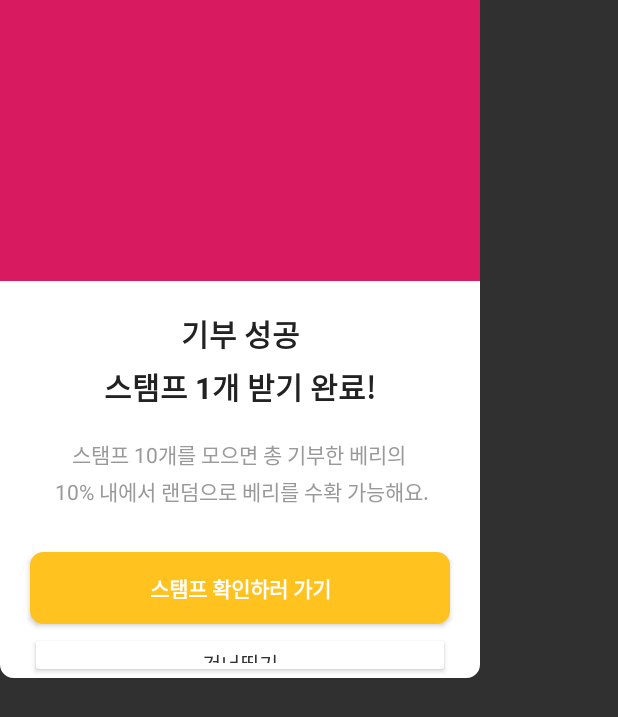
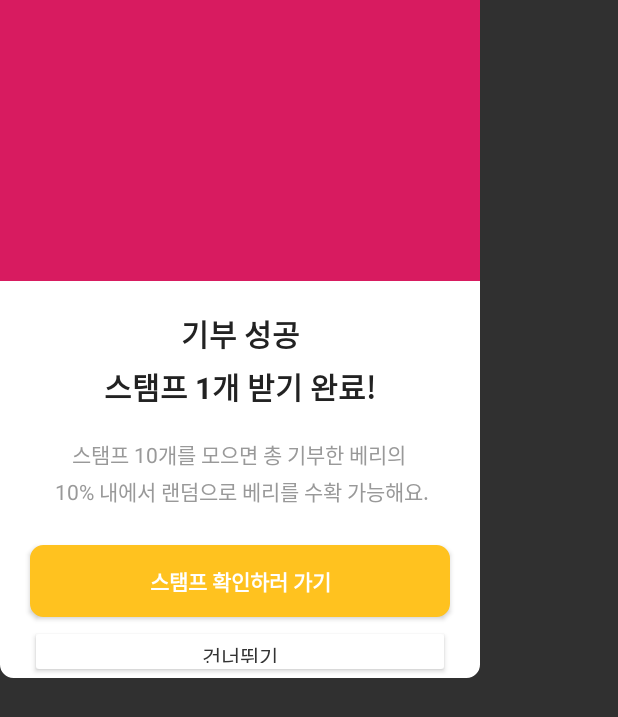
Before and after one commit to JJACK-JJACK/Android, an Android app: the layout dialog_donate_payment.xml on its own in the app's theme, with its tools: preview values and no code run, on a phone screen of 412 x 824 dp. Shown: the top 717 px of the screen. Run offline under Robolectric (Android 15) with nearby library versions, the phone set to English and light mode, and no system bars.

Commit message:
add donate payment dialog

```diff
--- a/app/src/main/res/layout/dialog_donate_payment.xml
+++ b/app/src/main/res/layout/dialog_donate_payment.xml
@@ -33,7 +33,7 @@
             android:lineSpacingExtra="4sp"
             android:gravity="center_horizontal"
             android:text="스탬프 10개를 모으면 총 기부한 베리의\n 10% 내에서 랜덤으로 베리를 수확 가능해요."
-            android:layout_marginBottom="30dp"/>
+            android:layout_marginBottom="25dp"/>
     <Button
             android:textSize="14sp"
             android:textColor="#ffffff"
```
Also changed, not shown: app/src/main/AndroidManifest.xml (+4 -4 lines).
